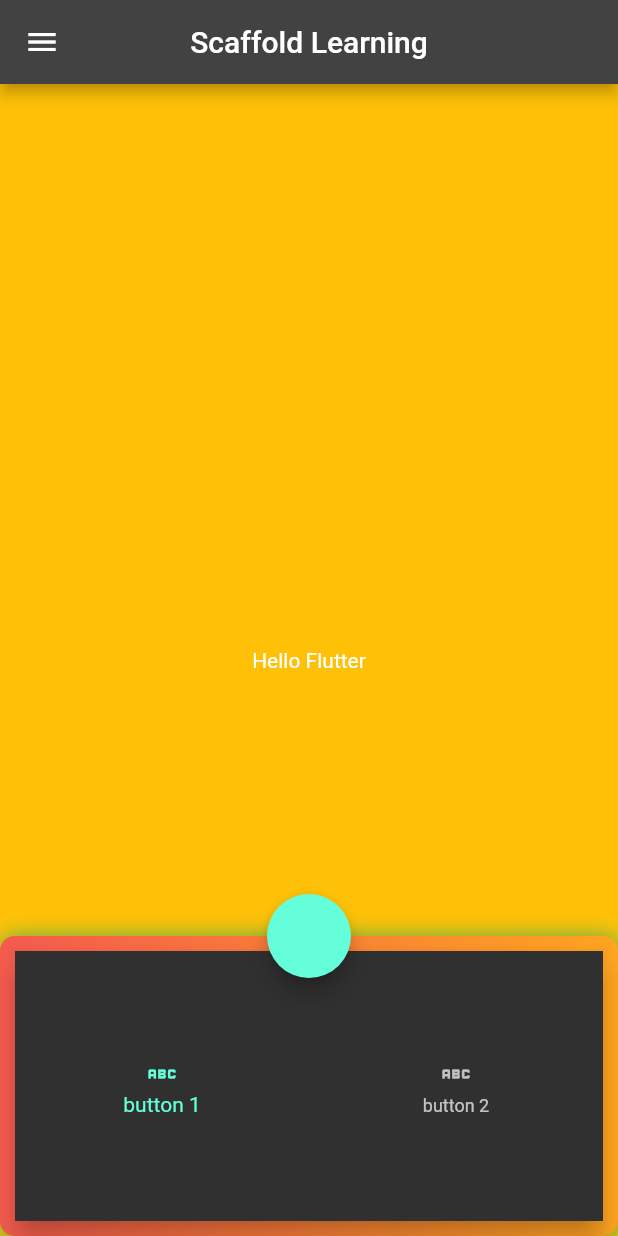
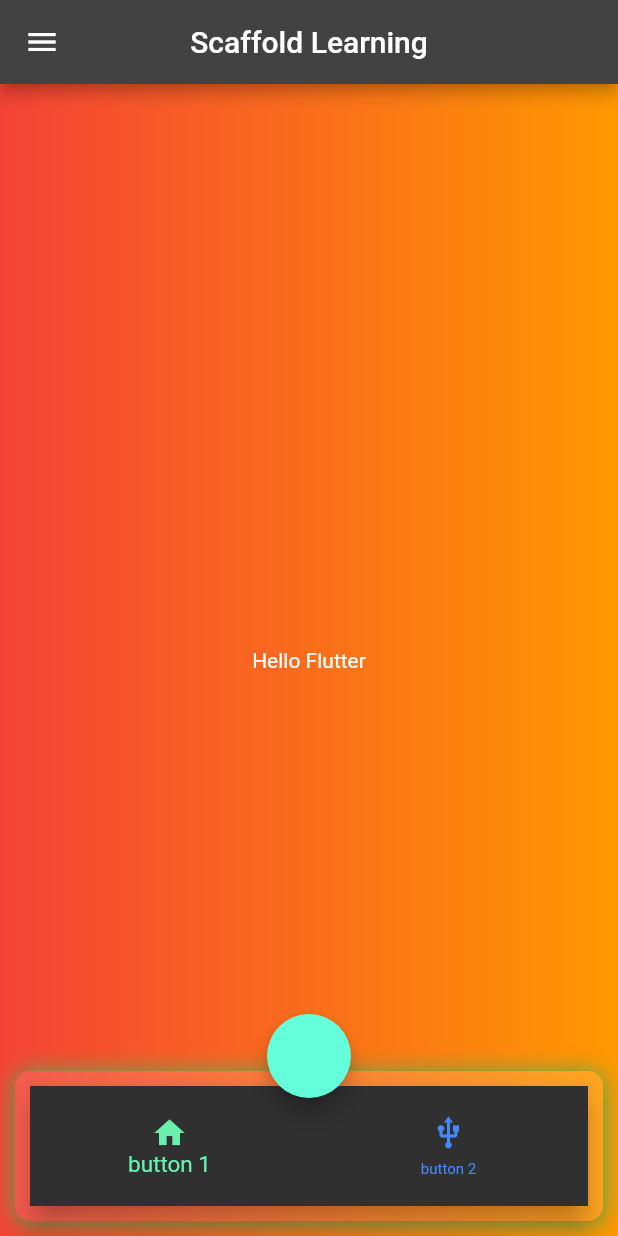
Before and after one commit to emrepaksoy/Flutter, a Flutter app: the screen it shows after launch, on a phone screen of 412 x 824 dp. Run offline on Flutter 3.47's test engine with Material 2 defaults, Android fonts, the phone set to English and light mode, and no system bars; missing offline and left inert: dart:html.

Commit message:
scaffol edit

```diff
--- a/learning_app/lib/101/scaffold_learn.dart
+++ b/learning_app/lib/101/scaffold_learn.dart
@@ -13,8 +13,19 @@ class ScaffoldLearnView extends StatelessWidget {
         ),
         centerTitle: true,
       ),
-      body: const Center(child: Text("Hello Flutter")),
-      backgroundColor: Colors.amber,
+      // body: const Center(child: Text("Hello Flutter")),
+      body: Stack(
+        children: const [Background(), Center(child: Text("Hello Flutter"))],
+      ),
+      // body: Container(
+      //   decoration: ProjectContainerDecoration(),
+      //   child: Column(
+      //     children: const [Center(child: Text("Hello Flutter"))],
+      //   ),
+      // ),
+
+      //backgroundColor: Colors.amber,
+
       extendBody: true,
       //floatingActionButton: FloatingActionButton(onPressed: () {}),
       floatingActionButton: FloatingActionButton(onPressed: () {
@@ -29,17 +40,44 @@ class ScaffoldLearnView extends StatelessWidget {
       drawer: const Drawer(),
       //bottomSheet: const Text('data'),
       bottomNavigationBar: Container(
-        height: 200,
-        decoration:ProjectContainerDecoration(),
-        child: BottomNavigationBar(
-          items: const [
-            BottomNavigationBarItem(
-                icon: Icon(Icons.abc_outlined), label: 'button 1'),
-            BottomNavigationBarItem(
-                icon: Icon(Icons.abc_outlined), label: 'button 2')
-          ],
-        ),
+
+        margin: const EdgeInsets.all(10),
+        height: 100,
+        decoration: ProjectContainerDecoration(),
+        child: const BottomBar(),
       ),
     );
   }
 }
+
+class Background extends StatelessWidget {
+  const Background({super.key});
+
+  @override
+  Widget build(BuildContext context) {
+    return Container(
+      decoration: const BoxDecoration(
+          gradient: LinearGradient(colors: [Colors.red, Colors.orange])),
+    );
+  }
+}
+
+class BottomBar extends StatelessWidget {
+  const BottomBar({super.key});
+  @override
+  Widget build(BuildContext context) {
+    return BottomNavigationBar(
+
+      selectedFontSize: 15,
+      unselectedFontSize: 10,
+      items: const [
+        BottomNavigationBarItem(icon: Icon(Icons.home), label: 'button 1'),
+        BottomNavigationBarItem(icon: Icon(Icons.usb), label: 'button 2')
+      ],
+      unselectedItemColor: Colors.blueAccent,
+      selectedItemColor: Colors.greenAccent,
+      showSelectedLabels: true,
+
+    );
+  }
+}
```
